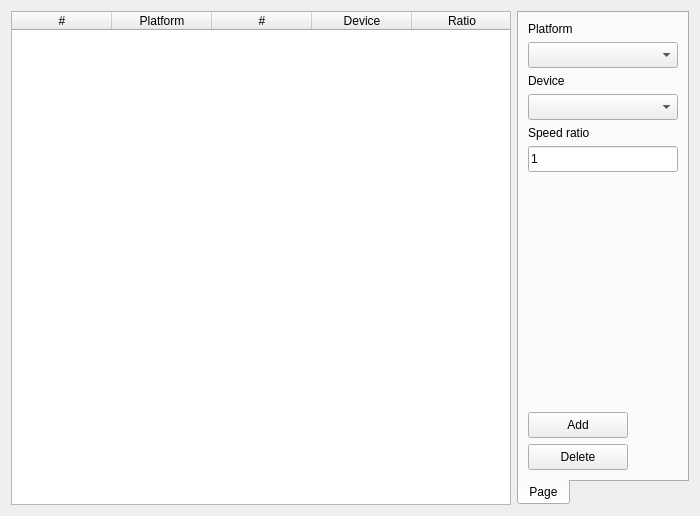
First picture: the form in src/gui/dialogs/settings/frames/openclframe.ui, repository JJPPeters/clTEM, before the edit.
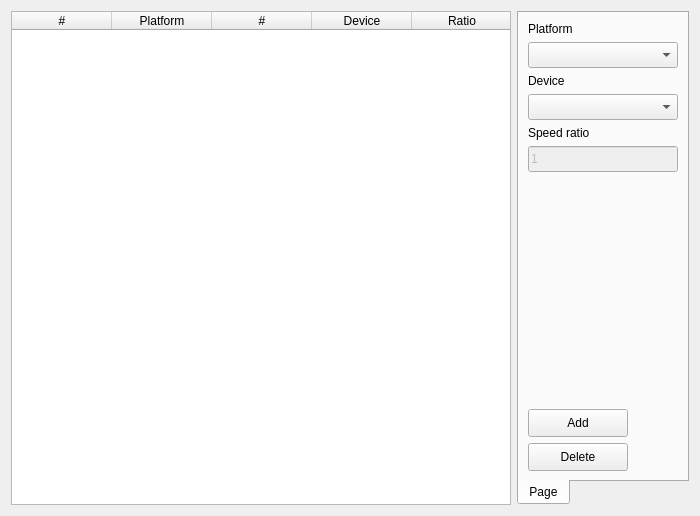
Second picture: the form after the edit. Custom widgets are drawn as their Qt base class.

What changed in the file:
```diff
--- a/src/gui/dialogs/settings/frames/openclframe.ui
+++ b/src/gui/dialogs/settings/frames/openclframe.ui
@@ -6,7 +6,7 @@
    <rect>
     <x>0</x>
     <y>0</y>
-    <width>620</width>
+    <width>696</width>
     <height>516</height>
    </rect>
   </property>
@@ -189,6 +189,9 @@
        </item>
        <item>
         <widget class="QLineEdit" name="edtRatio">
+         <property name="enabled">
+          <bool>false</bool>
+         </property>
          <property name="minimumSize">
           <size>
            <width>0</width>
@@ -227,7 +230,7 @@
          <property name="minimumSize">
           <size>
            <width>100</width>
-           <height>26</height>
+           <height>28</height>
           </size>
          </property>
          <property name="maximumSize">
@@ -246,7 +249,7 @@
          <property name="minimumSize">
           <size>
            <width>100</width>
-           <height>26</height>
+           <height>28</height>
           </size>
          </property>
          <property name="maximumSize">
```
